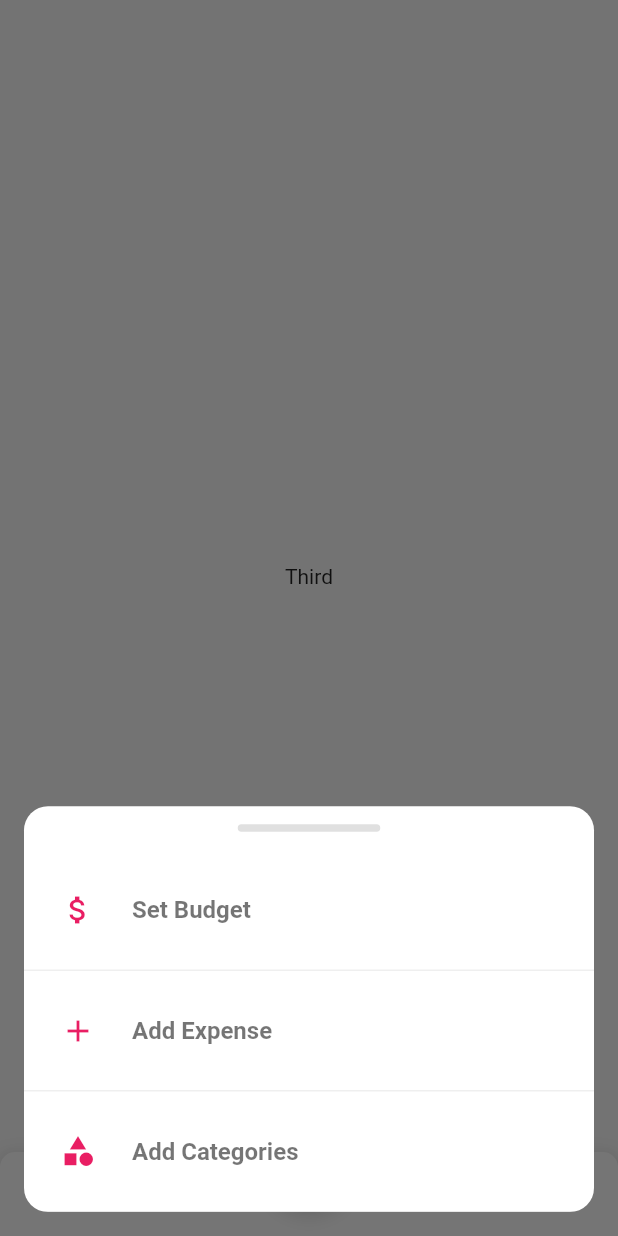
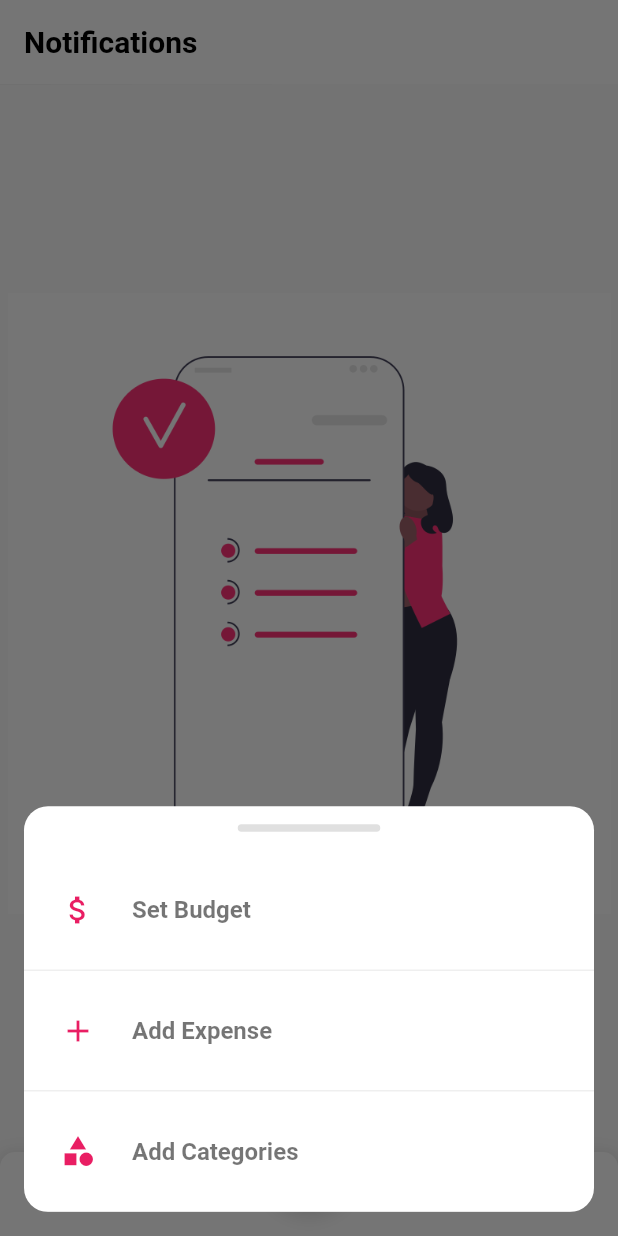
Before and after one commit to nimalchrist/Budget_Buddy, a Flutter app: the RootApp screen opened directly with empty values, item 3 of the bottom bar chosen, after a tap on the "add" icon, on a phone screen of 412 x 824 dp. Run offline on Flutter 3.47's test engine with Material 2 defaults, Android fonts, the phone set to English and light mode, and no system bars; drawn by our look-alikes of animated_bottom_navigation_bar; our stand-ins replace flutter_local_notifications, scrollable_positioned_list, shared_preferences, syncfusion_flutter_charts, timezone; accounts and stored records are empty; network calls fail.

Commit message:
all pages and functionality is added but notification is need to be modified

```diff
--- /dev/null
+++ b/budget_buddy/lib/pages/NotificationsPage.dart
@@ -0,0 +1,47 @@
+import 'package:flutter/material.dart';
+
+class NotificationsPage extends StatefulWidget {
+  const NotificationsPage({super.key});
+
+  @override
+  State<NotificationsPage> createState() => _NotificationsPageState();
+}
+
+class _NotificationsPageState extends State<NotificationsPage> {
+  @override
+  Widget build(BuildContext context) {
+    return Scaffold(
+      appBar: AppBar(
+        elevation: 0.1,
+        backgroundColor: Colors.white,
+        title: const Text(
+          "Notifications",
+          style: TextStyle(
+            fontSize: 20,
+            fontWeight: FontWeight.bold,
+            color: Colors.black,
+          ),
+        ),
+      ),
+      body: Center(
+        child: Container(
+          padding: const EdgeInsets.all(5),
+          child: Column(
+            mainAxisAlignment: MainAxisAlignment.center,
+            children: [
+              Image.asset("assets/images/budget_reminder.png"),
+              const Text(
+                "Under development",
+                style: TextStyle(
+                  fontSize: 16,
+                  fontWeight: FontWeight.bold,
+                  color: Colors.black54,
+                ),
+              ),
+            ],
+          ),
+        ),
+      ),
+    );
+  }
+}
```
Also changed, not shown: budget_buddy/lib/http_Operations/httpServices.dart (+16 -1 lines), budget_buddy/lib/pages/AddCategoryPage.dart (added, +35 -0 lines), budget_buddy/lib/pages/AddExpensePage.dart (+16 -1 lines), budget_buddy/lib/pages/RootApp.dart (+12 -4 lines), budget_buddy/lib/pages/SetBudgetPage.dart (+30 -2 lines), 2 other files.
